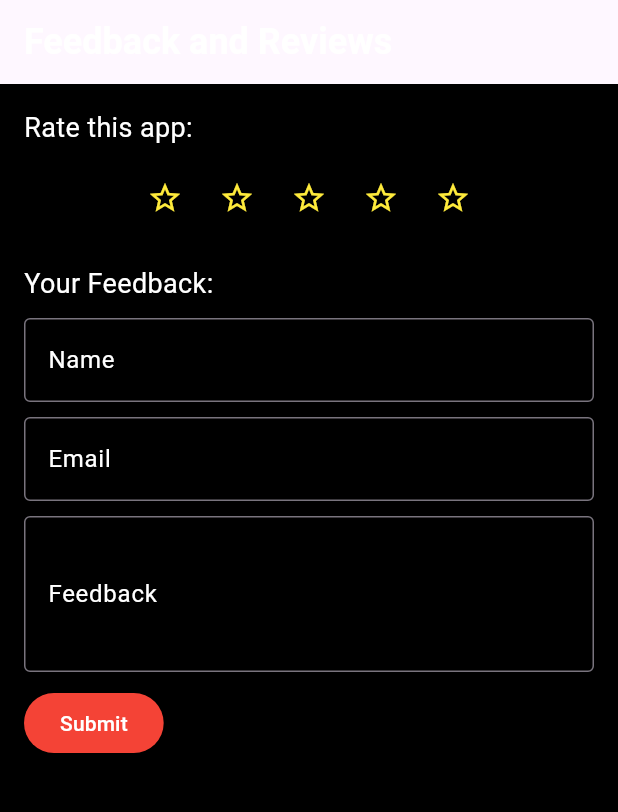
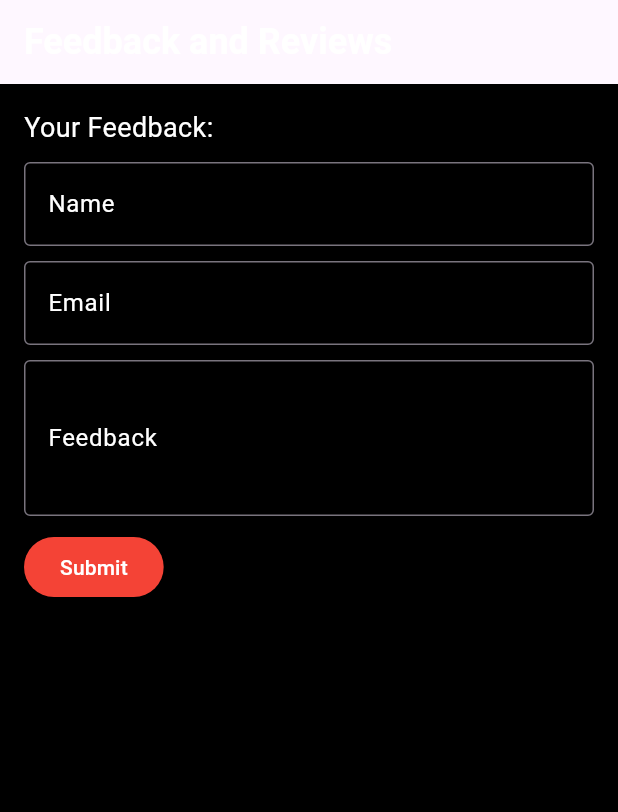
Before and after one commit to afqhizzt/Eventory, a Flutter app: the EventoryHomePage screen opened directly, after a tap on "Submit", on a phone screen of 412 x 824 dp, the part 84-896 px from its top. Run offline on Flutter 3.47's test engine with Material 3 defaults, Android fonts, the phone set to English and light mode, and no system bars; our stand-ins replace firebase_auth, firebase_core, fluttertoast, get, google_sign_in, shared_preferences and 1 more; accounts and stored records are empty; network calls fail.

Commit message:
dialog_submit

```diff
--- a/lib/pages/student/student_feedback.dart
+++ b/lib/pages/student/student_feedback.dart
@@ -1,6 +1,7 @@
 import 'package:flutter/material.dart';
 import 'dart:convert';
 import 'package:http/http.dart' as http;
+import 'package:tryyy/pages/club/reminder.dart';
 import '../../api_connection/api_connection.dart';
 
 void main() {
@@ -29,10 +30,10 @@ class EventoryHomePage extends StatelessWidget {
         title: Text(
           'Eventory',
           style: TextStyle(
-            color: Colors.white, // Text color of the app name
+            color: Colors.white,
           ),
         ),
-        backgroundColor: Colors.black, // Background color of the app name
+        backgroundColor: Colors.black,
       ),
       body: FeedbackAndReviews(),
     );
@@ -49,14 +50,6 @@ class _FeedbackAndReviewsState extends State<FeedbackAndReviews> {
   TextEditingController emailController = TextEditingController();
   TextEditingController feedbackController = TextEditingController();
 
-  int _starRating = 0;
-
-  void _setRating(int rating) {
-    setState(() {
-      _starRating = rating;
-    });
-  }
-
   Future<void> sendFeedback(String name, String email, String feedback) async {
     final response = await http.post(
       Uri.parse(API.feedback), // Replace with your server URL
@@ -70,7 +63,7 @@ class _FeedbackAndReviewsState extends State<FeedbackAndReviews> {
     if (response.statusCode == 200) {
       final responseData = json.decode(response.body);
       if (responseData['status'] == 'success') {
-        print('Feedback submitted successfully');
+        _showSuccessDialog(); // Show success dialog if feedback is submitted successfully
       } else {
         print('Error submitting feedback: ${responseData['message']}');
       }
@@ -78,6 +71,30 @@ class _FeedbackAndReviewsState extends State<FeedbackAndReviews> {
       print('HTTP request error: ${response.statusCode}');
     }
   }
+
+ void _showSuccessDialog() {
+  showDialog(
+    context: context,
+    builder: (BuildContext context) {
+      return AlertDialog(
+        title: Text('Successful Submit'),
+        content: Text('Feedback submitted successfully'),
+        actions: <Widget>[
+          TextButton(
+            onPressed: () {
+              Navigator.of(context).pop(); // Close the dialog
+              Navigator.pushReplacement(
+                context,
+                MaterialPageRoute(builder: (context) => HomePage() // Navigate back to HomePage
+              ));
+            },
+            child: Text('OK'),
+          ),
+        ],
+      );
+    },
+  );
+}
 
   @override
   Widget build(BuildContext context) {
@@ -98,30 +115,6 @@ class _FeedbackAndReviewsState extends State<FeedbackAndReviews> {
         child: Column(
           crossAxisAlignment: CrossAxisAlignment.start,
           children: <Widget>[
-            Text(
-              'Rate this app:',
-              style: TextStyle(
-                color: Colors.white,
-                fontSize: 18.0,
-              ),
-            ),
-            SizedBox(height: 10.0),
-            Row(
-              mainAxisAlignment: MainAxisAlignment.center,
-              children: <Widget>[
-                for (int i = 1; i <= 5; i++)
-                  IconButton(
-                    onPressed: () {
-                      _setRating(i);
-                    },
-                    icon: Icon(
-                      i <= _starRating ? Icons.star : Icons.star_border,
-                      color: Colors.yellow,
-                    ),
-                  ),
-              ],
-            ),
-            SizedBox(height: 20.0),
             Text(
               'Your Feedback:',
               style: TextStyle(
@@ -175,7 +168,8 @@ class _FeedbackAndReviewsState extends State<FeedbackAndReviews> {
               child: Text(
                 'Submit',
                 style: TextStyle(
-                    color: Colors.white), // Change text color to white
+                  color: Colors.white,
+                ),
               ),
             ),
           ],
```
